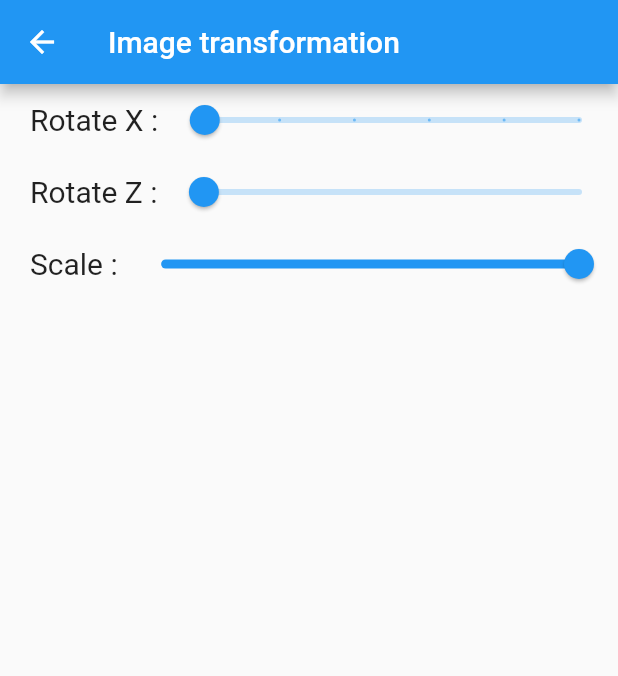
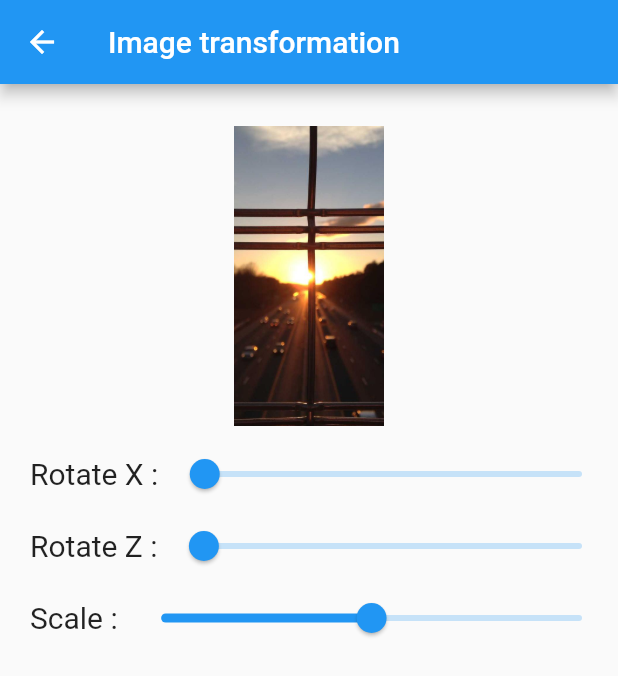
Before and after one commit to qlemoigne/amse, a Flutter app: the ImageTransformationWidget screen opened directly, on a phone screen of 412 x 824 dp. Shown: the top 676 px of the screen. Run offline on Flutter 3.47's test engine with Material 2 defaults, Android fonts, the phone set to English and light mode, and no system bars.

Commit message:
exos 1,2,3,4

```diff
--- a/flutter_application_2/lib/exo2.dart
+++ b/flutter_application_2/lib/exo2.dart
@@ -9,19 +9,37 @@ class ImageTransformationWidget extends StatefulWidget {
   State<ImageTransformationWidget> createState() => _ImageTransformationState();
 }
 
+const double pi = 3.1415926535897932;
+
 class _ImageTransformationState extends State<ImageTransformationWidget> {
+  double _rotateX = 0;
+  double _rotateZ = 0;
+  double _scale = 50;
+
   @override
   Widget build(BuildContext context) {
-    double _rotateX = 0;
-    double _rotateZ = 0;
-    double _scale = 100;
-
     return Scaffold(
         appBar: AppBar(
           title: Text('Image transformation'),
         ),
         body: Center(
             child: Column(mainAxisSize: MainAxisSize.max, children: [
+          const SizedBox(height: 20),
+          Center(
+              child: Transform(
+            alignment: Alignment.center,
+            transform: Matrix4.skewY(0.0)
+              ..rotateZ((2 * pi * _rotateZ) / 360)
+              ..rotateX((2 * pi * _rotateX) / 360),
+            child: Container(
+              padding: const EdgeInsets.all(8.0),
+              child: Image.asset(
+                'assets/images/test1.jpg',
+                height: 400 * (_scale / 100),
+                fit: BoxFit.cover,
+              ),
+            ),
+          )),
           Row(
             crossAxisAlignment: CrossAxisAlignment.center,
             children: [
@@ -35,7 +53,7 @@ class _ImageTransformationState extends State<ImageTransformationWidget> {
                 value: _rotateX,
                 min: 0,
                 max: 360,
-                divisions: 5,
+                divisions: 360,
                 label: _rotateX.round().toString(),
                 onChanged: (double value) {
                   setState(() {
--- a/flutter_application_2/lib/main.dart
+++ b/flutter_application_2/lib/main.dart
@@ -3,6 +3,7 @@ import 'package:flutter/material.dart';
 // import 'util.dart';
 import 'exo1.dart' as exo1;
 import 'exo2.dart' as exo2;
+import 'exo4.dart' as exo4;
 
 void main() => runApp(MyApp());
 
@@ -31,6 +32,10 @@ List exos = [
       title: 'Exercice 2',
       subtitle: 'Rotate&Scale image',
       buildFunc: (context) => exo2.ImageTransformationWidget()),
+  Exo(
+      title: 'Exercice 4',
+      subtitle: 'Tuile',
+      buildFunc: (context) => exo4.DisplayTileWidget()),
 ];
 
 class MenuPage extends StatelessWidget {
```
Also changed, not shown: flutter_application_2/lib/exo4.dart (added, +148 -0 lines), flutter_application_2/lib/exo5.dart (added).
